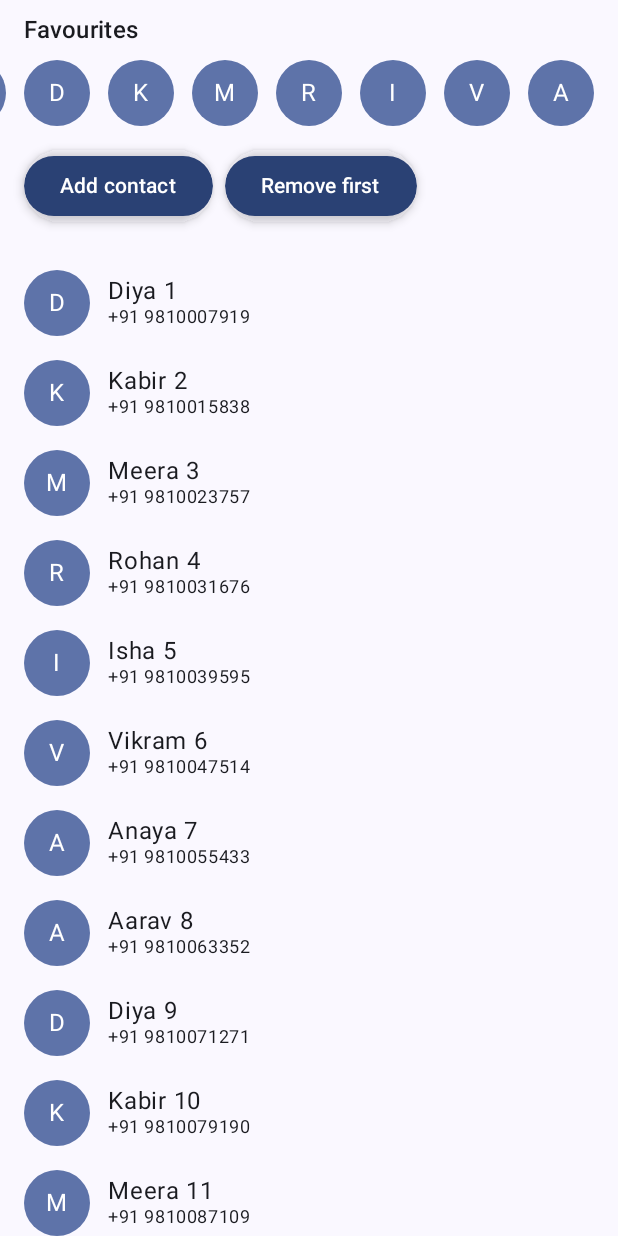
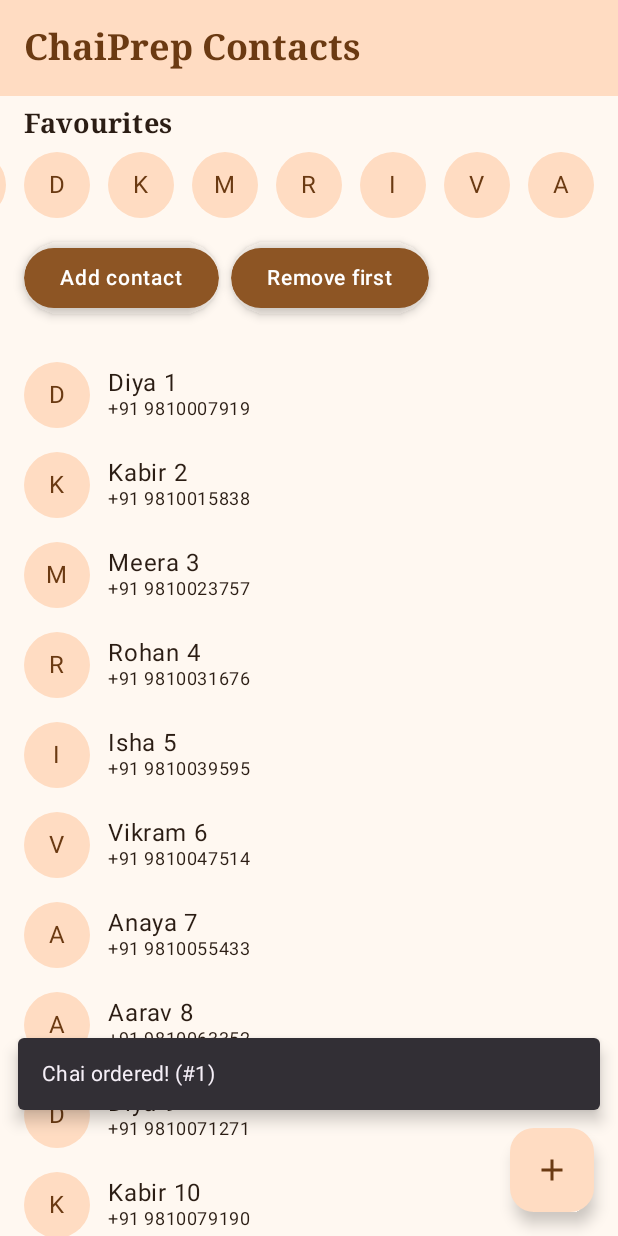
Before and after one commit to jaythanki18/Android-ChaiPrep-Roadmap, an Android app built with Jetpack Compose: the screen it shows after launch (MainActivity), after a tap on "Add contact", on a phone screen of 412 x 824 dp. Run offline under Robolectric (Android 15) with nearby library versions, the phone set to English and light mode, and no system bars; 1 other tap on this screen came first.

Commit message:
Week1 Day4: Material 3 theme, chai palette, Scaffold with TopAppBar and FAB

```diff
--- a/Week1/Declarative-UI-with-Jetpack-Compose/app/src/main/java/com/example/declarative_ui_with_jetpack_compose/MainActivity.kt
+++ b/Week1/Declarative-UI-with-Jetpack-Compose/app/src/main/java/com/example/declarative_ui_with_jetpack_compose/MainActivity.kt
@@ -6,8 +6,6 @@ import androidx.activity.compose.setContent
 import androidx.activity.enableEdgeToEdge
 import androidx.compose.foundation.layout.Column
 import androidx.compose.foundation.layout.fillMaxSize
-import androidx.compose.foundation.layout.padding
-import androidx.compose.material3.Scaffold
 import androidx.compose.runtime.Composable
 import androidx.compose.ui.Alignment
 import androidx.compose.ui.Modifier
@@ -15,7 +13,7 @@ import androidx.compose.ui.tooling.preview.Preview
 import com.example.declarative_ui_with_jetpack_compose.day1.CounterScreen
 import com.example.declarative_ui_with_jetpack_compose.day1.ProfileScreen
 import com.example.declarative_ui_with_jetpack_compose.day2.RecompositionDemo
-import com.example.declarative_ui_with_jetpack_compose.day3.ContactListScreen
+import com.example.declarative_ui_with_jetpack_compose.day4.ChaiScaffoldScreen
 import com.example.declarative_ui_with_jetpack_compose.ui.theme.DeclarativeUIwithJetpackComposeTheme
 
 class MainActivity : ComponentActivity() {
@@ -24,10 +22,8 @@ class MainActivity : ComponentActivity() {
         enableEdgeToEdge()
         setContent {
             DeclarativeUIwithJetpackComposeTheme {
-                Scaffold(modifier = Modifier.fillMaxSize()) { innerPadding ->
-                    // Day 3 screen is a lazy list, so it can't share a non-scrolling Column with Day 1/2 content.
-                    ContactListScreen(modifier = Modifier.padding(innerPadding))
-                }
+                // Day 4 screen owns its Scaffold (TopAppBar + FAB) and hosts the Day 3 contact list.
+                ChaiScaffoldScreen(modifier = Modifier.fillMaxSize())
             }
         }
     }
--- /dev/null
+++ b/Week1/Declarative-UI-with-Jetpack-Compose/app/src/main/java/com/example/declarative_ui_with_jetpack_compose/day4/ChaiScaffoldScreen.kt
@@ -0,0 +1,74 @@
+package com.example.declarative_ui_with_jetpack_compose.day4
+
+import androidx.compose.foundation.layout.padding
+import androidx.compose.material.icons.Icons
+import androidx.compose.material.icons.filled.Add
+import androidx.compose.material3.ExperimentalMaterial3Api
+import androidx.compose.material3.FloatingActionButton
+import androidx.compose.material3.Icon
+import androidx.compose.material3.MaterialTheme
+import androidx.compose.material3.Scaffold
+import androidx.compose.material3.SnackbarHost
+import androidx.compose.material3.SnackbarHostState
+import androidx.compose.material3.Text
+import androidx.compose.material3.TopAppBar
+import androidx.compose.material3.TopAppBarDefaults
+import androidx.compose.runtime.Composable
+import androidx.compose.runtime.getValue
+import androidx.compose.runtime.mutableIntStateOf
+import androidx.compose.runtime.remember
+import androidx.compose.runtime.rememberCoroutineScope
+import androidx.compose.runtime.saveable.rememberSaveable
+import androidx.compose.runtime.setValue
+import androidx.compose.ui.Modifier
+import androidx.compose.ui.tooling.preview.Preview
+import com.example.declarative_ui_with_jetpack_compose.day3.ContactListScreen
+import com.example.declarative_ui_with_jetpack_compose.ui.theme.DeclarativeUIwithJetpackComposeTheme
+import kotlinx.coroutines.launch
+
+// Scaffold wires the standard Material 3 slots: top bar, snackbar host, FAB and content.
+@OptIn(ExperimentalMaterial3Api::class)
+@Composable
+fun ChaiScaffoldScreen(modifier: Modifier = Modifier) {
+    val snackbarHostState = remember { SnackbarHostState() }
+    val scope = rememberCoroutineScope()
+    var orders by rememberSaveable { mutableIntStateOf(0) }
+
+    Scaffold(
+        modifier = modifier,
+        topBar = {
+            TopAppBar(
+                title = { Text("ChaiPrep Contacts", style = MaterialTheme.typography.titleLarge) },
+                colors = TopAppBarDefaults.topAppBarColors(
+                    containerColor = MaterialTheme.colorScheme.primaryContainer,
+                    titleContentColor = MaterialTheme.colorScheme.onPrimaryContainer,
+                ),
+            )
+        },
+        snackbarHost = { SnackbarHost(snackbarHostState) },
+        floatingActionButton = {
+            FloatingActionButton(
+                onClick = {
+                    orders++
+                    scope.launch { snackbarHostState.showSnackbar("Chai ordered! (#$orders)") }
+                },
+            ) {
+                Icon(Icons.Filled.Add, contentDescription = "Order chai")
+            }
+        },
+    ) { innerPadding ->
+        ContactListScreen(modifier = Modifier.padding(innerPadding))
+    }
+}
+
+@Preview(showBackground = true)
+@Composable
+private fun ChaiScaffoldScreenPreview() {
+    DeclarativeUIwithJetpackComposeTheme { ChaiScaffoldScreen() }
+}
+
+@Preview(showBackground = true, uiMode = android.content.res.Configuration.UI_MODE_NIGHT_YES)
+@Composable
+private fun ChaiScaffoldScreenDarkPreview() {
+    DeclarativeUIwithJetpackComposeTheme { ChaiScaffoldScreen() }
+}
--- a/Week1/Declarative-UI-with-Jetpack-Compose/app/src/main/java/com/example/declarative_ui_with_jetpack_compose/ui/theme/Color.kt
+++ b/Week1/Declarative-UI-with-Jetpack-Compose/app/src/main/java/com/example/declarative_ui_with_jetpack_compose/ui/theme/Color.kt
@@ -2,10 +2,19 @@ package com.example.declarative_ui_with_jetpack_compose.ui.theme
 
 import androidx.compose.ui.graphics.Color
 
-val Purple80 = Color(0xFFD0BCFF)
-val PurpleGrey80 = Color(0xFFCCC2DC)
-val Pink80 = Color(0xFFEFB8C8)
+// Day 4: custom "chai" palette (warm browns, cardamom green, cream surfaces).
+val ChaiBrown40 = Color(0xFF8D5524)
+val ChaiBrown80 = Color(0xFFF2BC94)
+val ChaiBrownContainer40 = Color(0xFFFFDCC2)
+val ChaiBrownContainer80 = Color(0xFF6B3A12)
 
-val Purple40 = Color(0xFF6650a4)
-val PurpleGrey40 = Color(0xFF625b71)
-val Pink40 = Color(0xFF7D5260)
+val Cardamom40 = Color(0xFF4F6F52)
+val Cardamom80 = Color(0xFFB4D3B2)
+
+val Saffron40 = Color(0xFFB8860B)
+val Saffron80 = Color(0xFFE9C46A)
+
+val Cream = Color(0xFFFFF8F1)
+val Espresso = Color(0xFF1F1612)
+val OnCream = Color(0xFF2B1D14)
+val OnEspresso = Color(0xFFF1E4D8)
--- a/Week1/Declarative-UI-with-Jetpack-Compose/app/src/main/java/com/example/declarative_ui_with_jetpack_compose/ui/theme/Theme.kt
+++ b/Week1/Declarative-UI-with-Jetpack-Compose/app/src/main/java/com/example/declarative_ui_with_jetpack_compose/ui/theme/Theme.kt
@@ -1,6 +1,5 @@
 package com.example.declarative_ui_with_jetpack_compose.ui.theme
 
-import android.app.Activity
 import android.os.Build
 import androidx.compose.foundation.isSystemInDarkTheme
 import androidx.compose.material3.MaterialTheme
@@ -12,32 +11,35 @@ import androidx.compose.runtime.Composable
 import androidx.compose.ui.platform.LocalContext
 
 private val DarkColorScheme = darkColorScheme(
-    primary = Purple80,
-    secondary = PurpleGrey80,
-    tertiary = Pink80
+    primary = ChaiBrown80,
+    onPrimary = ChaiBrownContainer80,
+    primaryContainer = ChaiBrownContainer80,
+    onPrimaryContainer = ChaiBrownContainer40,
+    secondary = Cardamom80,
+    tertiary = Saffron80,
+    background = Espresso,
+    onBackground = OnEspresso,
+    surface = Espresso,
+    onSurface = OnEspresso
 )
 
 private val LightColorScheme = lightColorScheme(
-    primary = Purple40,
-    secondary = PurpleGrey40,
-    tertiary = Pink40
-
-    /* Other default colors to override
-    background = Color(0xFFFFFBFE),
-    surface = Color(0xFFFFFBFE),
-    onPrimary = Color.White,
-    onSecondary = Color.White,
-    onTertiary = Color.White,
-    onBackground = Color(0xFF1C1B1F),
-    onSurface = Color(0xFF1C1B1F),
-    */
+    primary = ChaiBrown40,
+    primaryContainer = ChaiBrownContainer40,
+    onPrimaryContainer = ChaiBrownContainer80,
+    secondary = Cardamom40,
+    tertiary = Saffron40,
+    background = Cream,
+    onBackground = OnCream,
+    surface = Cream,
+    onSurface = OnCream
 )
 
 @Composable
 fun DeclarativeUIwithJetpackComposeTheme(
     darkTheme: Boolean = isSystemInDarkTheme(),
-    // Dynamic color is available on Android 12+
-    dynamicColor: Boolean = true,
+    // Off by default so the custom chai palette shows; set true to use Android 12+ wallpaper colors.
+    dynamicColor: Boolean = false,
     content: @Composable () -> Unit
 ) {
     val colorScheme = when {
--- a/Week1/Declarative-UI-with-Jetpack-Compose/app/src/main/java/com/example/declarative_ui_with_jetpack_compose/ui/theme/Type.kt
+++ b/Week1/Declarative-UI-with-Jetpack-Compose/app/src/main/java/com/example/declarative_ui_with_jetpack_compose/ui/theme/Type.kt
@@ -6,29 +6,34 @@ import androidx.compose.ui.text.font.FontFamily
 import androidx.compose.ui.text.font.FontWeight
 import androidx.compose.ui.unit.sp
 
-// Set of Material typography styles to start with
+// Day 4: serif headings, default sans body. Unspecified styles keep Material 3 defaults.
 val Typography = Typography(
+    titleLarge = TextStyle(
+        fontFamily = FontFamily.Serif,
+        fontWeight = FontWeight.Bold,
+        fontSize = 24.sp,
+        lineHeight = 30.sp,
+        letterSpacing = 0.sp
+    ),
+    titleMedium = TextStyle(
+        fontFamily = FontFamily.Serif,
+        fontWeight = FontWeight.SemiBold,
+        fontSize = 18.sp,
+        lineHeight = 24.sp,
+        letterSpacing = 0.15.sp
+    ),
     bodyLarge = TextStyle(
         fontFamily = FontFamily.Default,
         fontWeight = FontWeight.Normal,
         fontSize = 16.sp,
         lineHeight = 24.sp,
         letterSpacing = 0.5.sp
-    )
-    /* Other default text styles to override
-    titleLarge = TextStyle(
-        fontFamily = FontFamily.Default,
-        fontWeight = FontWeight.Normal,
-        fontSize = 22.sp,
-        lineHeight = 28.sp,
-        letterSpacing = 0.sp
     ),
-    labelSmall = TextStyle(
-        fontFamily = FontFamily.Default,
+    labelLarge = TextStyle(
+        fontFamily = FontFamily.SansSerif,
         fontWeight = FontWeight.Medium,
-        fontSize = 11.sp,
-        lineHeight = 16.sp,
+        fontSize = 14.sp,
+        lineHeight = 20.sp,
         letterSpacing = 0.5.sp
     )
-    */
 )
```
Also changed, not shown: 2 other files.
